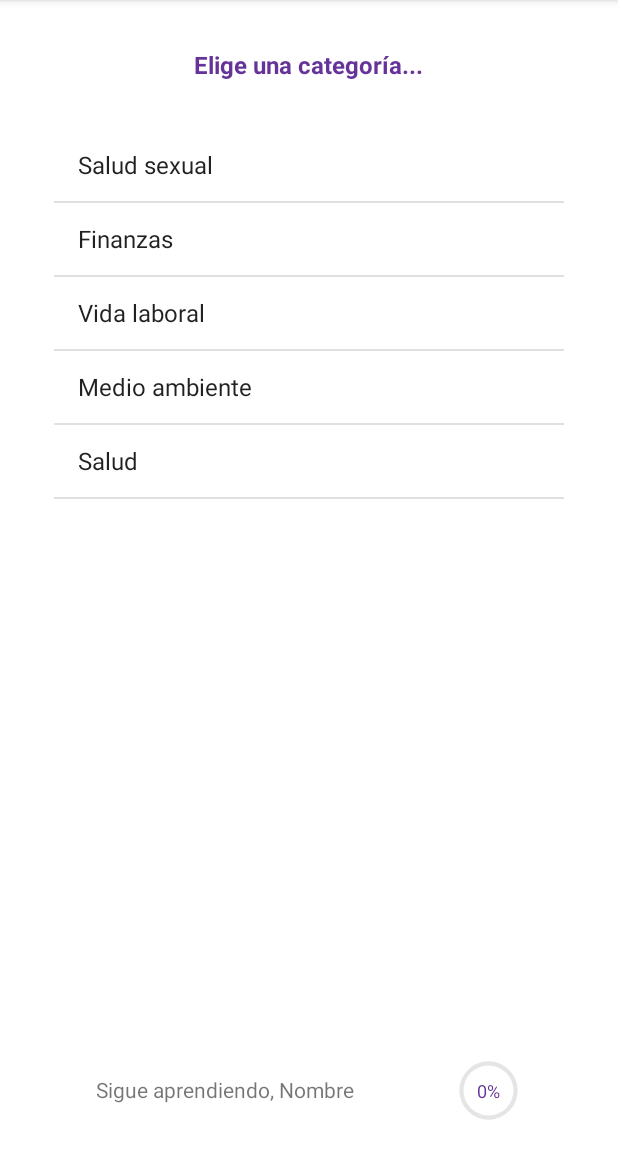
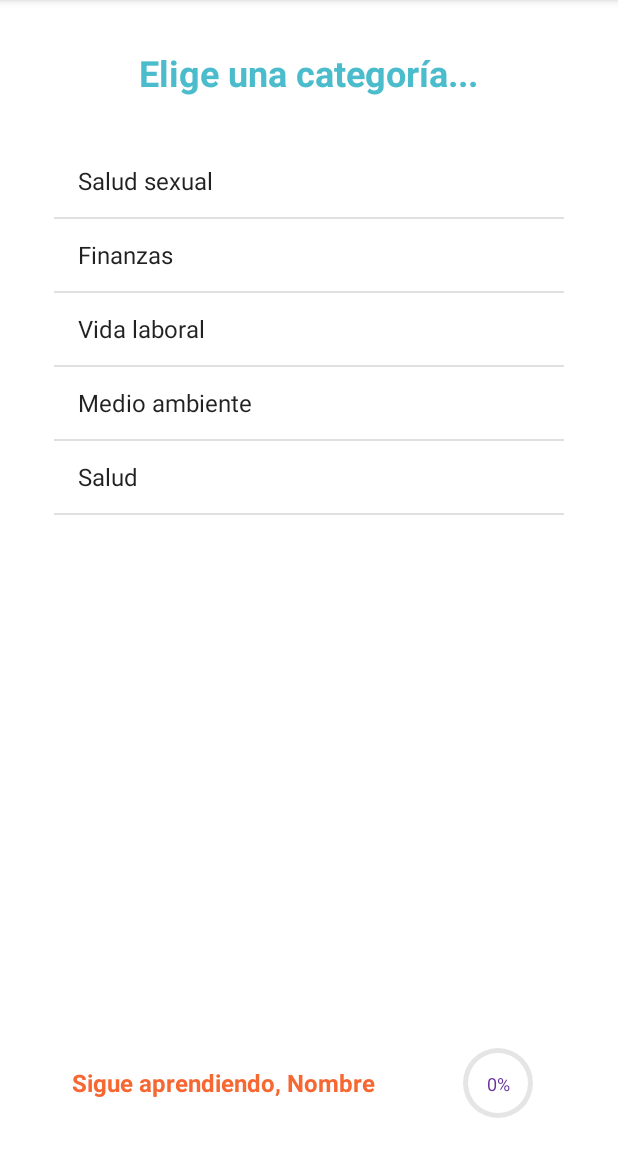
Before and after one commit to Jess-CR/OkayApp, an Android app: the categories screen opened directly, with no data from a screen before it, on a phone screen of 412 x 824 dp, the part 84-1236 px from its top. Run offline under Robolectric (Android 15) with nearby library versions, the phone set to English and light mode, and no system bars; Roboto replaces fonts that are not available here.

Commit message:
Agregué iconos para categorías a los drawable y modifiqué layout text

```diff
--- a/app/src/main/res/layout/activity_categories.xml
+++ b/app/src/main/res/layout/activity_categories.xml
@@ -13,8 +13,8 @@
         android:layout_height="wrap_content"
         android:layout_marginTop="32dp"
         android:text="Elige una categoría..."
-        android:textColor="#663399"
-        android:textSize="16dp"
+        android:textColor="@color/yolo_blue"
+        android:textSize="24dp"
         android:textStyle="bold"
         app:layout_constraintEnd_toEndOf="parent"
         app:layout_constraintHorizontal_bias="0.498"
@@ -36,9 +36,13 @@
         android:layout_width="wrap_content"
         android:layout_height="wrap_content"
         android:layout_marginHorizontal="80dp"
-        android:layout_marginStart="64dp"
+        android:layout_marginStart="48dp"
         android:onClick="progreso"
         android:text="Sigue aprendiendo, Nombre"
+        android:textColor="@color/yolo_orange"
+        android:textSize="16dp"
+        android:textStyle="bold"
+
         app:layout_constraintBottom_toBottomOf="@+id/CategoriesProgressBar"
         app:layout_constraintStart_toStartOf="parent"
         app:layout_constraintTop_toTopOf="@+id/CategoriesProgressBar"
@@ -61,8 +65,8 @@
     <ProgressBar
         android:id="@+id/CategoriesProgressBar"
         style="?android:attr/progressBarStyle"
-        android:layout_width="50dp"
-        android:layout_height="50dp"
+        android:layout_width="60dp"
+        android:layout_height="60dp"
         android:indeterminateOnly="false"
         android:max="100"
         android:progress="0"
```
Also changed, not shown: app/build.gradle (+15 -0 lines), app/src/main/res/drawable-v24/contraceptives.png (added), app/src/main/res/drawable-v24/sex_education.png (added).
